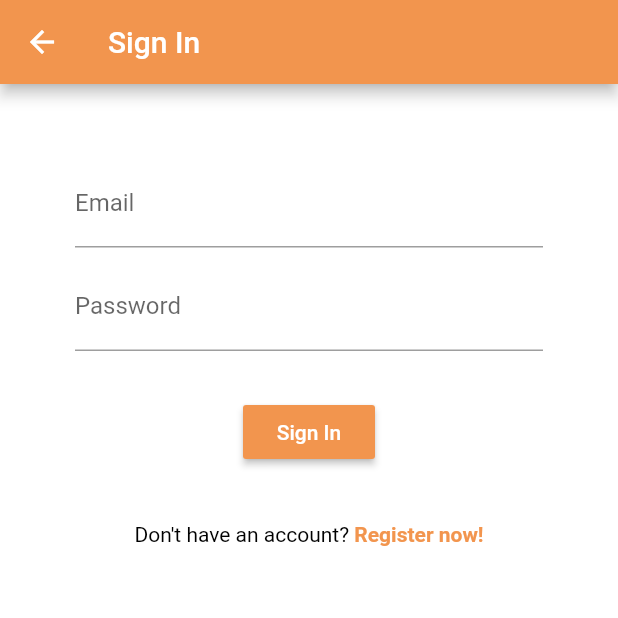
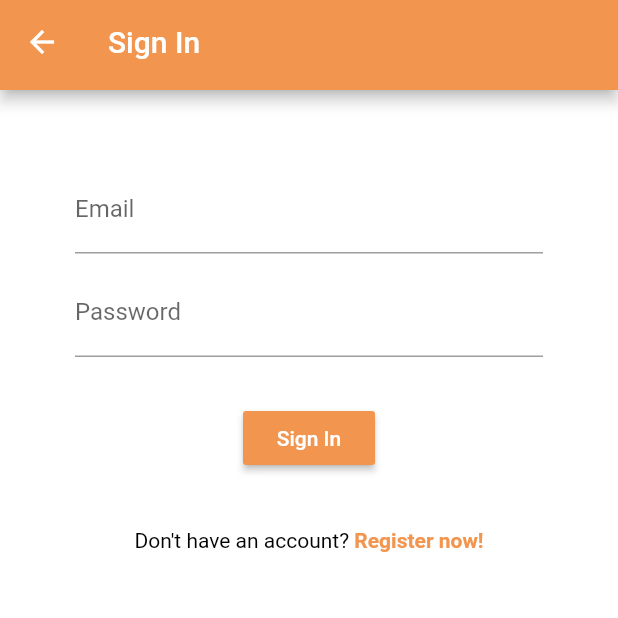
Before and after one commit to ogi02/Ognian-Baruh-ELSYS-Thesis-2021, a Flutter app: the SignIn screen opened directly, on a phone screen of 412 x 824 dp, the top half of it. Run offline on Flutter 3.47's test engine with Material 2 defaults, Android fonts, the phone set to English and light mode, and no system bars; our stand-ins replace cloud_firestore, firebase_auth, flutter_secure_storage; accounts and stored records are empty.

Commit message:
[Update] Fixed login redirect to register and code refactoring

```diff
--- a/src/mobile/lib/screens/signin/components/not_have_an_account.dart
+++ b/src/mobile/lib/screens/signin/components/not_have_an_account.dart
@@ -1,7 +1,9 @@
+// material
 import 'package:flutter/material.dart';
+
+// project
+import 'package:mobile/colors.dart';
 import 'package:mobile/screens/register/register.dart';
-
-import 'package:mobile/colors.dart';
 
 class DoNotHaveAnAccount extends StatelessWidget {
   @override
@@ -9,21 +11,18 @@ class DoNotHaveAnAccount extends StatelessWidget {
     return Row(
       mainAxisAlignment: MainAxisAlignment.center,
       children: [
-        Text(
-          "Don't have an account? ",
-          style: TextStyle(
-              color: black
-          ),
+        Text("Don't have an account? ",
+          style: TextStyle(color: black),
         ),
         GestureDetector(
           onTap: () {
+            Navigator.of(context).pop();
             Navigator.push(
               context,
               MaterialPageRoute(builder: (context) => Register()),
             );
           },
-          child: Text(
-            "Register now!",
+          child: Text("Register now!",
             style: TextStyle(
               color: orange,
               fontWeight: FontWeight.bold,
--- /dev/null
+++ b/src/mobile/lib/screens/signin/components/sign_in_appbar.dart
@@ -0,0 +1,20 @@
+// material
+import 'package:flutter/material.dart';
+
+// project
+import 'package:mobile/colors.dart';
+
+class SignInAppbar extends StatelessWidget implements PreferredSizeWidget {
+  @override
+  Size get preferredSize => const Size.fromHeight(60);
+
+  @override
+  Widget build(BuildContext context) {
+    return AppBar(
+      title: Text("Sign In",
+        style: TextStyle(color: white),
+      ),
+      backgroundColor: orange,
+    );
+  }
+}
--- a/src/mobile/lib/screens/signin/signin.dart
+++ b/src/mobile/lib/screens/signin/signin.dart
@@ -1,7 +1,11 @@
+// material
 import 'package:flutter/material.dart';
+
+// project
 import 'package:mobile/colors.dart';
+import 'package:mobile/services/auth.dart';
+import 'package:mobile/screens/signin/components/sign_in_appbar.dart';
 import 'package:mobile/screens/signin/components/not_have_an_account.dart';
-import 'package:mobile/services/auth.dart';
 
 class SignIn extends StatefulWidget {
   @override
@@ -9,10 +13,11 @@ class SignIn extends StatefulWidget {
 }
 
 class _SignInState extends State<SignIn> {
-
+  // authentication service
   final AuthService _auth = AuthService();
   final _formKey = GlobalKey<FormState>();
 
+  // placeholders
   String email = '';
   String password = '';
   String error = '';
@@ -21,15 +26,7 @@ class _SignInState extends State<SignIn> {
   Widget build(BuildContext context) {
     return Scaffold(
       backgroundColor: white,
-      appBar: AppBar(
-        title: Text(
-          "Sign In",
-          style: TextStyle(
-            color: white,
-          ),
-        ),
-        backgroundColor: orange,
-      ),
+      appBar: SignInAppbar(),
       body: Center(
         child: Container(
           padding: EdgeInsets.symmetric(
@@ -40,43 +37,31 @@ class _SignInState extends State<SignIn> {
             key: _formKey,
             child: Column(
               children: [
-                SizedBox(
-                  height: 20.0,
-                ),
+                SizedBox(height: 20.0),
+
                 // Email
                 TextFormField(
                   validator: (val) => val.isEmpty ? "Email is required!" : null,
-                  onChanged: (val) {
-                    setState(() => email = val);
-                  },
-                  decoration: InputDecoration(
-                    labelText: 'Email',
-                  ),
+                  onChanged: (val) => setState(() => email = val),
+                  decoration: InputDecoration(labelText: 'Email'),
                 ),
-                SizedBox(
-                  height: 10.0,
-                ),
+
+                SizedBox(height: 10.0),
+
                 // Password
                 TextFormField(
                   obscureText: true,
                   validator: (val) => val.isEmpty ? "Password is required!" : null,
-                  onChanged: (val) {
-                    setState(() => password = val);
-                  },
-                  decoration: InputDecoration(
-                    labelText: 'Password',
-                  ),
+                  onChanged: (val) => setState(() => password = val),
+                  decoration: InputDecoration(labelText: 'Password'),
                 ),
-                SizedBox(
-                  height: 30.0,
-                ),
+
+                SizedBox(height: 30.0),
+
                 // Sign In Button
                 RaisedButton(
-                  child: Text(
-                      "Sign In",
-                    style: TextStyle(
-                      color: white,
-                    ),
+                  child: Text("Sign In",
+                    style: TextStyle(color: white),
                   ),
                   color: orange,
                   onPressed: () async {
@@ -93,21 +78,20 @@ class _SignInState extends State<SignIn> {
                     }
                   },
                 ),
-                SizedBox(
-                  height: 12.0,
-                ),
+
+                SizedBox(height: 12.0),
+
                 // Error field
-                Text(
-                  error,
+                Text(error,
                   style: TextStyle(
                     color: Colors.red,
                     fontSize: 12,
                     fontWeight: FontWeight.bold,
                   ),
                 ),
-                SizedBox(
-                  height: 10.0,
-                ),
+
+                SizedBox(height: 10.0),
+
                 DoNotHaveAnAccount(),
               ],
             ),
```
